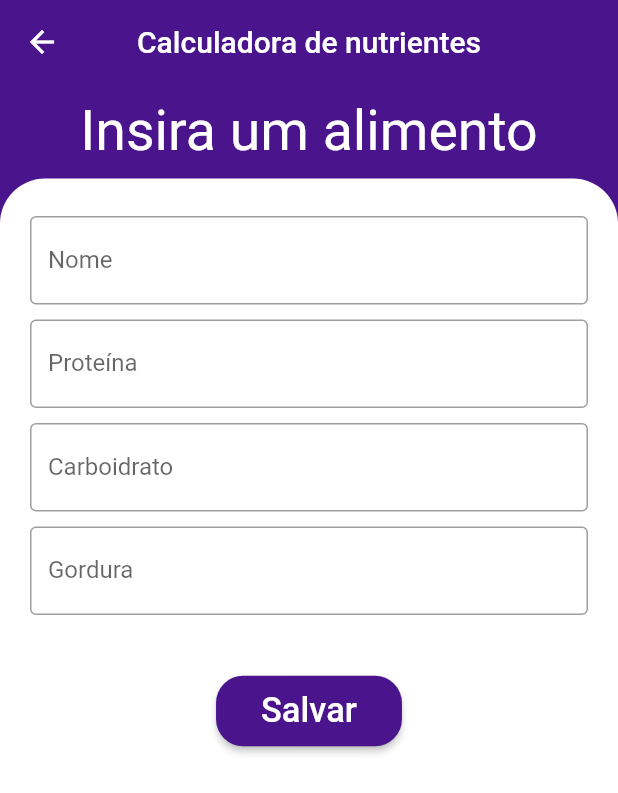
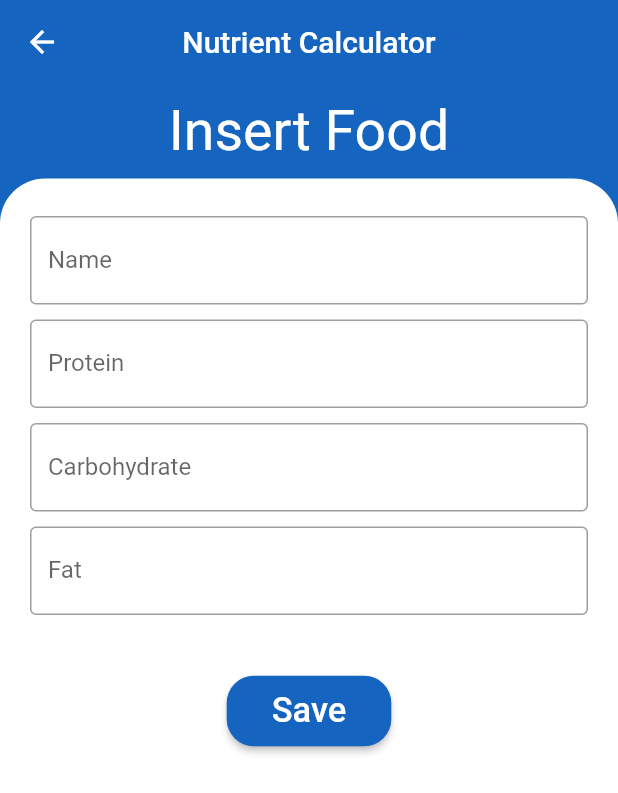
Before and after one commit to MarcusXavierr/nutrient_calculator, a Flutter app: the screen it shows after launch, after a tap on the "add" icon, on a phone screen of 412 x 824 dp. Shown: the top 793 px of the screen. Run offline on Flutter 3.47's test engine with Material 2 defaults, Android fonts, the phone set to English and light mode, and no system bars; our stand-ins replace carousel_slider, flutter_mobx, get_it, mobx, rflutter_alert, sqflite; accounts and stored records are empty; generated files the repository leaves out were written again.

Commit message:
Translate app to english

```diff
--- a/lib/components/alert_dialog_widget.dart
+++ b/lib/components/alert_dialog_widget.dart
@@ -3,13 +3,13 @@ import 'package:rflutter_alert/rflutter_alert.dart';
 
 Alert buildAlert(String dialog, BuildContext context) {
   return Alert(
-    title: 'Mensagem do sistema',
+    title: 'System Message',
     desc: dialog,
     context: context,
     buttons: [
       DialogButton(
         child: Text(
-          'Fechar',
+          'Close',
           style: TextStyle(color: Colors.white),
         ),
         color: Theme.of(context).primaryColor,
--- a/lib/components/food_tracker.dart
+++ b/lib/components/food_tracker.dart
@@ -5,7 +5,7 @@ import 'package:nutrients/components/round_button.dart';
 import 'package:nutrients/components/warning_add_food_widget.dart';
 import 'package:nutrients/controllers/food_tracker_controller.dart';
 import 'package:nutrients/models/food_tracker_model.dart';
-import 'package:nutrients/screens/edit_food_view.dart';
+
 import 'package:nutrients/view-models/home_food_view_model.dart';
 
 class FoodTracker extends StatelessWidget {
--- a/lib/components/form_body_edit_widget.dart
+++ b/lib/components/form_body_edit_widget.dart
@@ -33,12 +33,12 @@ class FormBodyEditWidget extends StatelessWidget {
           initialValue: foodModel.name,
           decoration: InputDecoration(
             border: OutlineInputBorder(),
-            hintText: 'Insira o nome do alimento',
-            labelText: 'Nome',
+            hintText: 'Enter the name of the food',
+            labelText: 'Name',
           ),
           validator: (value) {
             if (value.isEmpty) {
-              return "Por favor preencha o campo";
+              return "Please fill in the field";
             }
             return null;
           },
@@ -52,8 +52,8 @@ class FormBodyEditWidget extends StatelessWidget {
           keyboardType: TextInputType.phone,
           decoration: InputDecoration(
             border: OutlineInputBorder(),
-            hintText: 'Insira a quantidade de proteína',
-            labelText: 'Proteína',
+            hintText: 'Enter the amount of protein',
+            labelText: 'Protein',
           ),
           validator: (value) => _controller.validator(value),
         ),
@@ -66,8 +66,8 @@ class FormBodyEditWidget extends StatelessWidget {
           keyboardType: TextInputType.phone,
           decoration: InputDecoration(
             border: OutlineInputBorder(),
-            hintText: 'Insira a quantidade de carboidrato',
-            labelText: 'Carboidrato',
+            hintText: 'Enter the amount of carbohydrate',
+            labelText: 'Carbohydrate',
           ),
           validator: (value) => _controller.validator(value),
         ),
@@ -80,8 +80,8 @@ class FormBodyEditWidget extends StatelessWidget {
           keyboardType: TextInputType.phone,
           decoration: InputDecoration(
             border: OutlineInputBorder(),
-            hintText: 'Insira a quantidade de gordura',
-            labelText: 'Gordura',
+            hintText: 'Enter the amount of fat',
+            labelText: 'Fat',
           ),
           validator: (value) => _controller.validator(value),
         ),
@@ -92,7 +92,7 @@ class FormBodyEditWidget extends StatelessWidget {
           children: <Widget>[
             Expanded(
               child: FormButton(
-                text: 'Salvar',
+                text: 'Save',
                 colour: Theme.of(context).primaryColor,
                 onPressed: () async {
                   if (_formKey.currentState.validate()) {
@@ -119,7 +119,7 @@ class FormBodyEditWidget extends StatelessWidget {
                     },
                   ).show();
                 },
-                text: 'Apagar',
+                text: 'Delete',
                 colour: Colors.red,
               ),
             )
--- a/lib/components/form_body_insert_widget.dart
+++ b/lib/components/form_body_insert_widget.dart
@@ -31,12 +31,12 @@ class FormBodyInsertWidget extends StatelessWidget {
           keyboardType: TextInputType.text,
           decoration: InputDecoration(
             border: OutlineInputBorder(),
-            hintText: 'Insira o nome do alimento',
-            labelText: 'Nome',
+            hintText: 'Enter the name of the food',
+            labelText: 'Name',
           ),
           validator: (value) {
             if (value.isEmpty) {
-              return "Por favor preencha o campo";
+              return "Please fill in the field";
             }
             return null;
           },
@@ -49,8 +49,8 @@ class FormBodyInsertWidget extends StatelessWidget {
           keyboardType: TextInputType.phone,
           decoration: InputDecoration(
             border: OutlineInputBorder(),
-            hintText: 'Insira a quantidade de proteína',
-            labelText: 'Proteína',
+            hintText: 'Enter the amount of protein',
+            labelText: 'Protein',
           ),
           validator: (value) => _controller.validator(value),
         ),
@@ -62,8 +62,8 @@ class FormBodyInsertWidget extends StatelessWidget {
           keyboardType: TextInputType.phone,
           decoration: InputDecoration(
             border: OutlineInputBorder(),
-            hintText: 'Insira a quantidade de carboidrato',
-            labelText: 'Carboidrato',
+            hintText: 'Enter the amount of carbohydrate',
+            labelText: 'Carbohydrate',
           ),
           validator: (value) => _controller.validator(value),
         ),
@@ -75,8 +75,8 @@ class FormBodyInsertWidget extends StatelessWidget {
           keyboardType: TextInputType.phone,
           decoration: InputDecoration(
             border: OutlineInputBorder(),
-            hintText: 'Insira a quantidade de gordura',
-            labelText: 'Gordura',
+            hintText: 'Enter the amount of fat',
+            labelText: 'Fat',
           ),
           validator: (value) => _controller.validator(value),
         ),
@@ -84,7 +84,7 @@ class FormBodyInsertWidget extends StatelessWidget {
           height: 40.0,
         ),
         FormButton(
-          text: 'Salvar',
+          text: 'Save',
           colour: Theme.of(context).primaryColor,
           onPressed: () async {
             if (_formKey.currentState.validate()) {
--- a/lib/components/warning_add_food_widget.dart
+++ b/lib/components/warning_add_food_widget.dart
@@ -3,13 +3,13 @@ import 'package:rflutter_alert/rflutter_alert.dart';
 
 Alert warningAddFoodWidget({BuildContext context, Function addLogic}) {
   return Alert(
-    title: 'Mensagem do sistema',
-    desc: 'Você comeu esse alimento?',
+    title: 'System Message',
+    desc: 'Did you eat that food?',
     context: context,
     buttons: [
       DialogButton(
         child: Text(
-          'Sim',
+          'Yes',
           style: TextStyle(color: Colors.white),
         ),
         color: Theme.of(context).primaryColor,
@@ -17,7 +17,7 @@ Alert warningAddFoodWidget({BuildContext context, Function addLogic}) {
       ),
       DialogButton(
         child: Text(
-          'Não',
+          'No',
           style: TextStyle(color: Colors.white),
         ),
         color: Theme.of(context).primaryColor,
--- a/lib/components/warning_delete_widget.dart
+++ b/lib/components/warning_delete_widget.dart
@@ -3,13 +3,13 @@ import 'package:rflutter_alert/rflutter_alert.dart';
 
 Alert warningDelete({BuildContext context, Function deleteLogic}) {
   return Alert(
-    title: 'Mensagem do sistema',
-    desc: 'Você tem certeza que deseja apagar esse alimento?',
+    title: 'System Message',
+    desc: 'Are you sure you want to delete this food?',
     context: context,
     buttons: [
       DialogButton(
         child: Text(
-          'Sim',
+          'Yes',
           style: TextStyle(color: Colors.white),
         ),
         color: Theme.of(context).primaryColor,
@@ -17,7 +17,7 @@ Alert warningDelete({BuildContext context, Function deleteLogic}) {
       ),
       DialogButton(
         child: Text(
-          'Não',
+          'No',
           style: TextStyle(color: Colors.white),
         ),
         color: Theme.of(context).primaryColor,
--- a/lib/controllers/insert_food_controller.dart
+++ b/lib/controllers/insert_food_controller.dart
@@ -3,14 +3,14 @@ class InsertFoodController {
 
   dynamic validator(String value) {
     if (value.isEmpty) {
-      return "Por favor preencha o campo";
+      return "Please fill in the field";
     }
     value = value.replaceAll(',', '.');
     try {
       double.parse(value);
     } catch (e) {
       print(e);
-      return "Por favor insira um numero válido";
+      return "Please enter a valid number";
     }
 
     return null;
--- a/lib/main.dart
+++ b/lib/main.dart
@@ -10,9 +10,9 @@ void main() {
   getIt.registerSingleton<HomeController>(HomeController());
   getIt.registerSingleton<HomeFoodViewModel>(HomeFoodViewModel());
   runApp(MaterialApp(
-    title: 'Calculadora de Nutrientes',
+    title: 'Nutrient Calculator',
     theme: ThemeData(
-      primaryColor: Colors.purple.shade900,
+      primaryColor: Colors.blue.shade800,
       accentColor: Colors.blueGrey.shade700,
     ),
     debugShowCheckedModeBanner: false,
--- a/lib/repositories/food_repository.dart
+++ b/lib/repositories/food_repository.dart
@@ -21,10 +21,10 @@ class FoodRepository {
 
       db.close();
 
-      return "Alimento adicionado com sucesso";
+      return "Food successfully added";
     } catch (e) {
       print(e);
-      return "Erro ao adicionar alimento";
+      return "Error adding food";
     }
   }
 
@@ -61,10 +61,10 @@ class FoodRepository {
 
       db.close();
 
-      return "Alimento atualizado com sucesso";
+      return "Food updated successfully";
     } catch (e) {
       print(e);
-      return "Erro ao atualizar alimento";
+      return "Error updating food";
     }
   }
 
--- a/lib/screens/edit_food_view.dart
+++ b/lib/screens/edit_food_view.dart
@@ -56,7 +56,7 @@ class _EditFoodViewState extends State<EditFoodView> {
       appBar: AppBar(
         centerTitle: true,
         elevation: 0.0,
-        title: Text('Calculadora de nutrientes'),
+        title: Text('Nutrient Calculator'),
       ),
       body: Container(
         child: Column(
@@ -64,7 +64,7 @@ class _EditFoodViewState extends State<EditFoodView> {
             Padding(
               padding: EdgeInsets.all(10.0),
               child: Text(
-                'Editar Alimento',
+                'Edit Food',
                 style: TextStyle(
                   color: Colors.white,
                   fontSize: 37.0,
--- a/lib/screens/home_page.dart
+++ b/lib/screens/home_page.dart
@@ -23,21 +23,6 @@ class _HomePageState extends State<HomePage> {
 
   HomeFoodViewModel viewModel = GetIt.I.get<HomeFoodViewModel>();
 
-  // List<Widget> cards = [
-  //   CarouselContent(
-  //     text: 'Carboidrato',
-  //     value: 0,
-  //   ),
-  //   CarouselContent(
-  //     value: 28,
-  //     text: 'Proteína',
-  //   ),
-  //   CarouselContent(
-  //     value: 18,
-  //     text: 'Gordura',
-  //   ),
-  // ];
-
   @override
   void initState() {
     func();
@@ -53,7 +38,7 @@ class _HomePageState extends State<HomePage> {
         elevation: 0.0,
         backgroundColor: Theme.of(context).primaryColor,
         centerTitle: true,
-        title: Text('Calculadora de nutrientes'),
+        title: Text('Nutrient Calculator'),
         actions: <Widget>[
           IconButton(
             icon: Icon(Icons.add),
@@ -76,7 +61,7 @@ class _HomePageState extends State<HomePage> {
                   Observer(
                     builder: (_) {
                       return CarouselContent(
-                        text: 'Carboidrato',
+                        text: 'Carbohydrate',
                         value: viewModel.carbo,
                       );
                     },
@@ -85,7 +70,7 @@ class _HomePageState extends State<HomePage> {
                     builder: (_) {
                       return CarouselContent(
                         value: viewModel.protein,
-                        text: 'Proteína',
+                        text: 'Protein',
                       );
                     },
                   ),
@@ -93,7 +78,7 @@ class _HomePageState extends State<HomePage> {
                     builder: (_) {
                       return CarouselContent(
                         value: viewModel.fat,
-                        text: 'Gordura',
+                        text: 'Fat',
                       );
                     },
                   ),
--- a/lib/screens/insert_food.dart
+++ b/lib/screens/insert_food.dart
@@ -31,7 +31,7 @@ class _InsertFoodState extends State<InsertFood> {
       appBar: AppBar(
         centerTitle: true,
         elevation: 0.0,
-        title: Text('Calculadora de nutrientes'),
+        title: Text('Nutrient Calculator'),
       ),
       body: Container(
         child: Column(
@@ -39,7 +39,7 @@ class _InsertFoodState extends State<InsertFood> {
             Padding(
               padding: EdgeInsets.all(10.0),
               child: Text(
-                'Insira um alimento',
+                'Insert Food',
                 style: TextStyle(
                   color: Colors.white,
                   fontSize: 37.0,
```
